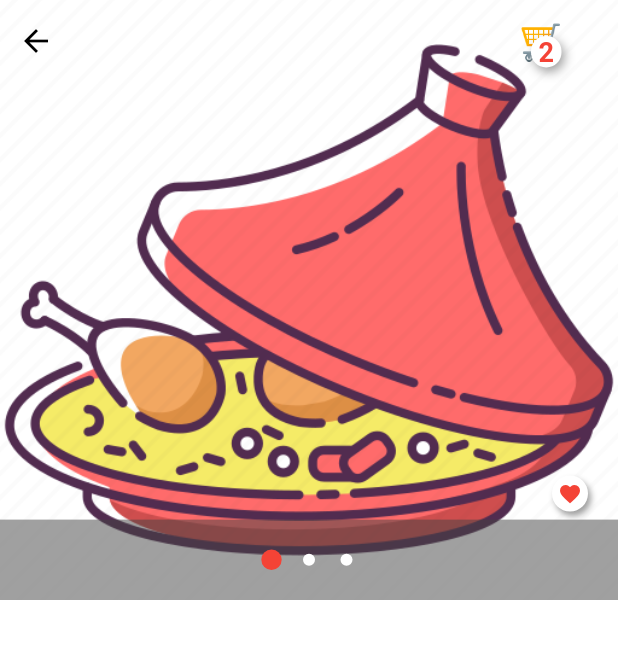
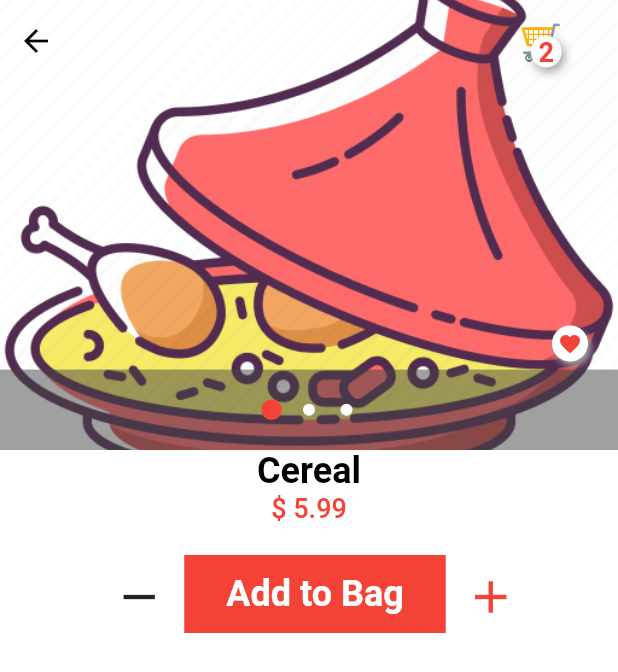
Before and after one commit to GUILAVOGUI/FlutterApp_Advance_foodDeliveryV1, a Flutter app: the screen it shows after launch, after a tap on "Cereal", on a phone screen of 412 x 824 dp. Shown: the top 672 px of the screen. Run offline on Flutter 3.47's test engine with Material 2 defaults, Android fonts, the phone set to English and light mode, and no system bars.

Commit message:
UI Cart UI screen Item Card 2

```diff
--- a/lib/scr/models/products.dart
+++ b/lib/scr/models/products.dart
@@ -4,6 +4,7 @@ class Product {
   final double rating;
   final double price;
   final String vendor;
+  // final String details;
   final wishList;
 
   Product(
@@ -12,5 +13,6 @@ class Product {
       required this.rating,
       required this.vendor,
       required this.wishList,
-      required this.price});
+      required this.price,
+      String? details});
 }
--- a/lib/scr/screens/details.dart
+++ b/lib/scr/screens/details.dart
@@ -26,7 +26,7 @@ class _DetailsState extends State<Details> {
         child: Column(
           children: <Widget>[
             Container(
-              height: 400,
+              height: 300,
               child: Stack(children: [
                 Carousel(
                   images: [
@@ -113,8 +113,61 @@ class _DetailsState extends State<Details> {
                       ),
                     ),
                   ),
-                )
+                ),
               ]),
+            ),
+            CustomText(
+                text: widget.product.name,
+                size: 24,
+                color: black,
+                weight: FontWeight.bold),
+            CustomText(
+                text: "\$ " + widget.product.price.toString(),
+                size: 18,
+                color: red,
+                weight: FontWeight.w500),
+            SizedBox(height: 15),
+            Row(
+              mainAxisAlignment: MainAxisAlignment.center,
+              children: [
+                Padding(
+                  padding: const EdgeInsets.all(8.0),
+                  child: IconButton(
+                    onPressed: () {},
+                    icon: Icon(
+                      Icons.remove,
+                      size: 36,
+                    ),
+                  ),
+                ),
+                GestureDetector(
+                  onTap: () {},
+                  child: Container(
+                    decoration: BoxDecoration(
+                      color: red,
+                    ),
+                    child: Padding(
+                      padding: const EdgeInsets.fromLTRB(28, 12, 28, 12),
+                      child: CustomText(
+                          text: 'Add to Bag',
+                          size: 24,
+                          color: white,
+                          weight: FontWeight.w600),
+                    ),
+                  ),
+                ),
+                Padding(
+                  padding: const EdgeInsets.all(4.0),
+                  child: IconButton(
+                    onPressed: () {},
+                    icon: Icon(
+                      Icons.add,
+                      size: 36,
+                      color: red,
+                    ),
+                  ),
+                ),
+              ],
             )
           ],
         ),
--- a/lib/scr/screens/home.dart
+++ b/lib/scr/screens/home.dart
@@ -1,5 +1,7 @@
 import 'package:flutter/material.dart';
+import 'package:food_orderv1/scr/helpers/screen_navigation.dart';
 import 'package:food_orderv1/scr/helpers/style.dart';
+import 'package:food_orderv1/scr/screens/bag.dart';
 import 'package:food_orderv1/scr/widgets/bottom_navigation_icons.dart';
 import 'package:food_orderv1/scr/widgets/categories.dart';
 import 'package:food_orderv1/scr/widgets/custom_text.dart';
@@ -238,10 +240,28 @@ class _HomeState extends State<Home> {
         child: Row(
           mainAxisAlignment: MainAxisAlignment.spaceEvenly,
           children: <Widget>[
-            BottomNavIcon(image: 'home2.png', name: 'Home'),
-            BottomNavIcon(image: 'target2.png', name: 'NearBy'),
-            BottomNavIcon(image: 'shopping_cart2.png', name: 'Cart'),
-            BottomNavIcon(image: 'profile2.png', name: 'Account'),
+            BottomNavIcon(
+              image: 'home2.png',
+              name: 'Home',
+              onTap: () {},
+            ),
+            BottomNavIcon(
+              image: 'target2.png',
+              name: 'NearBy',
+              onTap: () {},
+            ),
+            BottomNavIcon(
+              image: 'shopping_cart2.png',
+              name: 'Cart',
+              onTap: () {
+                changeScreen(context, ShoppingBag());
+              },
+            ),
+            BottomNavIcon(
+              image: 'profile2.png',
+              name: 'Account',
+              onTap: () {},
+            ),
           ],
         ),
       ),
```
Also changed, not shown: lib/scr/screens/bag.dart (added, +138 -0 lines), lib/scr/widgets/bottom_navigation_icons.dart (+8 -2 lines), 1 other file.
